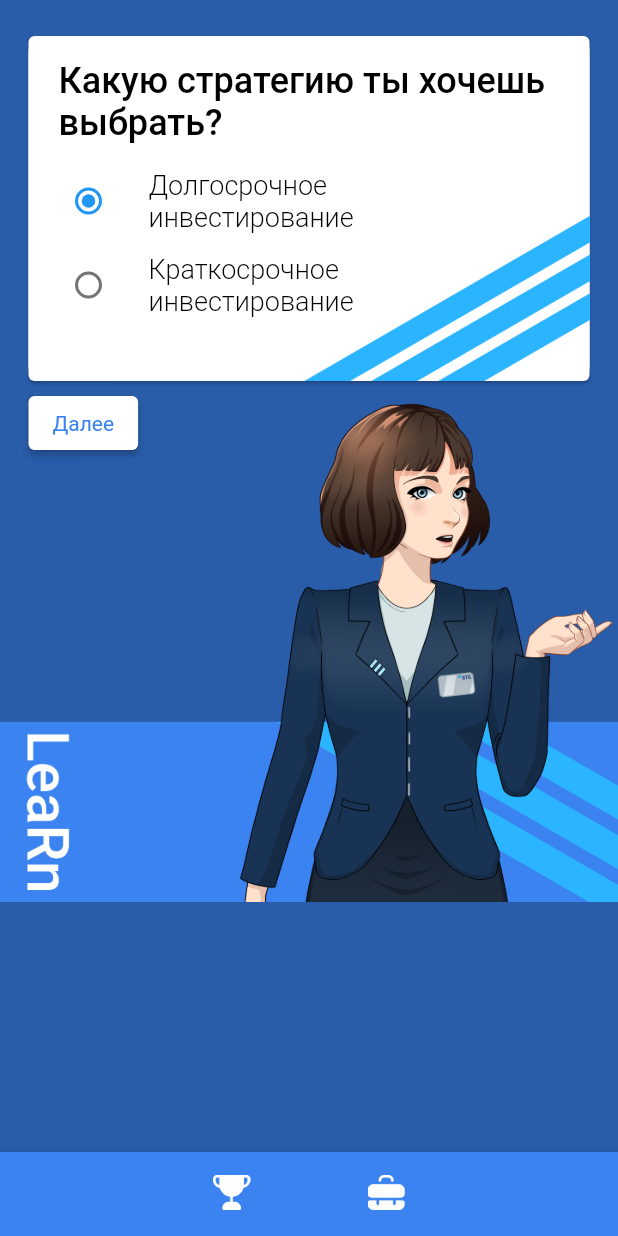
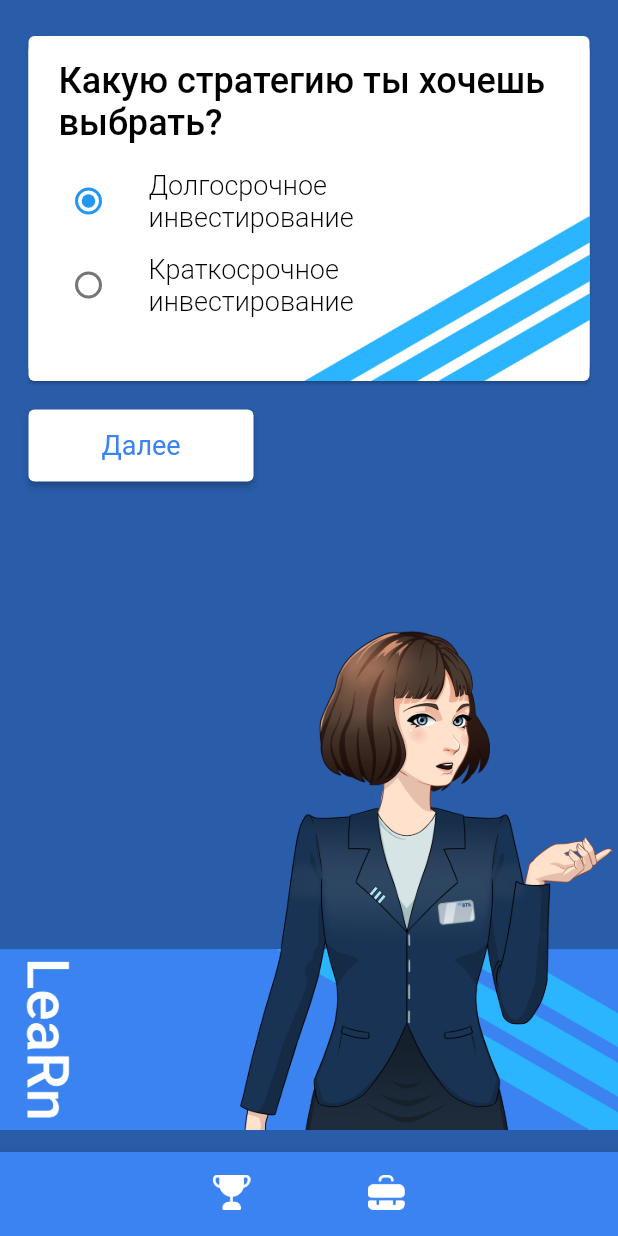
Before and after one commit to L3odr0id/vtb_hack, a Flutter app: the screen it shows after launch, on a phone screen of 412 x 824 dp. Run offline on Flutter 3.47's test engine with Material 2 defaults, Android fonts, the phone set to English and light mode, and no system bars; our stand-ins replace google_fonts; missing offline and left inert: swipeable_card_stack.

Commit message:
minor fixes

```diff
--- a/lib/presentation/pages/game/card.dart
+++ b/lib/presentation/pages/game/card.dart
@@ -21,7 +21,7 @@ class CardView extends StatelessWidget {
           ),
           child: Stack(children: [
             Container(
-                height: 300,
+                height: 260,
                 decoration: BoxDecoration(
                     borderRadius: BorderRadius.only(
                         topLeft: imgRadius, topRight: imgRadius),
@@ -68,7 +68,7 @@ class CardView extends StatelessWidget {
           ]),
         ),
         Padding(
-          padding: EdgeInsets.only(top: 290),
+          padding: EdgeInsets.only(top: 250),
           child: Container(
             width: MediaQuery.of(context).size.width,
             child: Card(
--- a/lib/presentation/pages/game/choose_strategy.dart
+++ /dev/null
@@ -1,136 +0,0 @@
-import 'package:flutter/material.dart';
-import 'package:google_fonts/google_fonts.dart';
-
-enum Strategy { longInves, shortInvest }
-
-class ChooseStrategy extends StatefulWidget {
-  const ChooseStrategy({Key? key}) : super(key: key);
-
-  @override
-  _ChooseStrategyState createState() => _ChooseStrategyState();
-}
-
-class _ChooseStrategyState extends State<ChooseStrategy> {
-  Strategy? _strategy = Strategy.longInves;
-
-  TextStyle _textStyle() {
-    return GoogleFonts.roboto(
-        textStyle: TextStyle(
-            fontWeight: FontWeight.w300, fontSize: 18, color: Colors.black));
-  }
-
-  @override
-  Widget build(BuildContext context) {
-    return Scaffold(
-      backgroundColor: Color(0xff295CA9),
-      body: SafeArea(
-        child: Column(
-          crossAxisAlignment: CrossAxisAlignment.end,
-          children: [
-            Padding(
-              padding: const EdgeInsets.fromLTRB(15, 20, 15, 0),
-              child: Card(
-                child: Container(
-                  decoration: BoxDecoration(
-                      borderRadius: BorderRadius.circular(10),
-                      color: Colors.white),
-                  height: 230,
-                  child: Stack(
-                    children: [
-                      Column(
-                        children: [
-                          Row(
-                            children: [
-                              Flexible(
-                                child: Padding(
-                                  padding:
-                                  const EdgeInsets.fromLTRB(20, 16, 20, 10),
-                                  child: Text(
-                                    "Какую стратегию ты хочешь выбрать?",
-                                    style: GoogleFonts.roboto(
-                                        textStyle: TextStyle(
-                                            fontWeight: FontWeight.w500,
-                                            fontSize: 24,
-                                            color: Colors.black)),
-                                  ),
-                                ),
-                              )
-                            ],
-                          ),
-                          ListTile(
-                            title: Text(
-                              'Долгосрочное \nинвестирование',
-                              style: GoogleFonts.roboto(textStyle: _textStyle()),
-                            ),
-                            leading: Radio<Strategy>(
-                              value: Strategy.longInves,
-                              groupValue: _strategy,
-                              onChanged: (Strategy? value) {
-                                setState(() {
-                                  _strategy = value;
-                                });
-                              },
-                            ),
-                          ),
-                          ListTile(
-                            title: Text(
-                              'Краткосрочное \nинвестирование',
-                              style: _textStyle(),
-                            ),
-                            leading: Radio<Strategy>(
-                              value: Strategy.shortInvest,
-                              groupValue: _strategy,
-                              onChanged: (Strategy? value) {
-                                setState(() {
-                                  _strategy = value;
-                                });
-                              },
-                            ),
-                          ),
-                        ],
-                      ),
-
-                      Padding(
-                        padding: const EdgeInsets.only(top: 111),
-                        child: Row(
-                          mainAxisAlignment: MainAxisAlignment.end,
-                          children: [
-                            RotatedBox(
-                              quarterTurns: 2,
-                              child: Image(image: AssetImage('assets/other/25.png'),
-                                height: 124,
-                                alignment: Alignment.topRight,),
-                            ),
-                          ],
-                        ),
-                      ),
-                    ],
-                  ),
-                ),
-              ),
-            ),
-            Stack(
-              children: [
-                Image(image: AssetImage('assets/instruments/tuan_1.png')),
-                Padding(
-                  padding: const EdgeInsets.only(left: 19),
-                  child: ElevatedButton(
-                    style: ElevatedButton.styleFrom(
-                      primary: Colors.white,
-                    ),
-                    onPressed: () {},
-                    child: Text("Далее",
-                        style: GoogleFonts.roboto(
-                          fontWeight: FontWeight.w400,
-                          color: Color(0xff3A83F1),
-                        )),
-                  ),
-                )
-              ],
-            ),
-          ],
-        ),
-      ),
-    );
-  }
-}
--- a/lib/presentation/pages/game/game_page.dart
+++ b/lib/presentation/pages/game/game_page.dart
@@ -1,11 +1,8 @@
 import 'package:flutter/material.dart';
 import 'package:google_fonts/google_fonts.dart';
-import 'package:percent_indicator/circular_percent_indicator.dart';
 import 'package:swipeable_card_stack/swipe_controller.dart';
 import 'package:swipeable_card_stack/swipeable_card_stack.dart';
-import 'package:vtb_game_win/common/constants.dart';
 import 'package:vtb_game_win/common/debug.dart';
-import 'package:vtb_game_win/domain/entities/event.dart';
 import 'package:vtb_game_win/domain/entities/game_state.dart';
 import 'package:vtb_game_win/presentation/pages/game/card.dart';
 
@@ -162,62 +159,6 @@ class _GamePageState extends State<GamePage> {
     ]);
   }
 
-  // Widget _text() {
-  //   return Padding(
-  //     padding: const EdgeInsets.all(15.0),
-  //     child: Card(
-  //       child: Container(
-  //         height: 246,
-  //         decoration: BoxDecoration(
-  //             borderRadius: BorderRadius.circular(10),
-  //             color: Color(0xff3A83F1)),
-  //         child: Column(children: [
-  //           Padding(
-  //             padding: const EdgeInsets.fromLTRB(0, 12, 0, 5),
-  //             child: Row(
-  //               mainAxisAlignment: MainAxisAlignment.center,
-  //               children: [
-  //                 Text(
-  //                   "Последние новости",
-  //                   style: GoogleFonts.roboto(
-  //                       textStyle: TextStyle(
-  //                           color: Colors.white,
-  //                           fontWeight: FontWeight.w500,
-  //                           fontSize: 24)),
-  //                 ),
-  //               ],
-  //             ),
-  //           ),
-  //           Expanded(
-  //             child: SingleChildScrollView(
-  //               scrollDirection: Axis.vertical,
-  //               child: Padding(
-  //                 padding: const EdgeInsets.all(10.0),
-  //                 child: Text(
-  //                     "По словам Лизы Су, главного исполнительного директора AMD, "
-  //                     "в этом году появится 20 новых заводов по производству микросхем "
-  //                     "и еще столько же в следующем году. Так же она напомнила, "
-  //                     "что компания ожидает закрытия сделки по покупке разработчика "
-  //                     "интегральных микросхем Xilinx к концу этого года. Тем не менее,"
-  //                     " Су всячески уклонялась от ответа на вопрос о том, не угрожает ли"
-  //                     " AMD переход некоторых компаний, производящих электронику, "
-  //                     "на микросхемы собственной разработки. Стоимость акций AMD "
-  //                     "снижаются в ходе предварительных торгов на бирже Nasdaq во вторник.",
-  //                     textAlign: TextAlign.left,
-  //                     style: GoogleFonts.roboto(
-  //                         textStyle: TextStyle(
-  //                             color: Colors.white,
-  //                             fontWeight: FontWeight.w300,
-  //                             fontSize: 14))),
-  //               ),
-  //             ),
-  //           )
-  //         ]),
-  //       ),
-  //     ),
-  //   );
-  // }
-
   Widget _cards() {
     return SwipeableCardsSection(
       cardController: _cardController,
@@ -247,8 +188,4 @@ class _GamePageState extends State<GamePage> {
       enableSwipeDown: true,
     );
   }
-
-  Widget _stats() {
-    return Container();
-  }
 }
--- a/lib/presentation/pages/home/home_page.dart
+++ b/lib/presentation/pages/home/home_page.dart
@@ -3,7 +3,7 @@ import 'package:flutter/rendering.dart';
 import 'package:vtb_game_win/common/constants.dart';
 import 'package:vtb_game_win/presentation/pages/about/about_page.dart';
 import 'package:vtb_game_win/presentation/pages/fame/hall_of_fame.dart';
-import 'package:vtb_game_win/presentation/pages/game/choose_strategy.dart';
+import 'package:vtb_game_win/presentation/pages/questionare/choose_strategy.dart';
 import 'package:vtb_game_win/presentation/pages/game/game_page.dart';
 
 class HomePage extends StatefulWidget {
--- /dev/null
+++ b/lib/presentation/pages/questionare/choose_strategy.dart
@@ -0,0 +1,152 @@
+import 'package:flutter/material.dart';
+import 'package:google_fonts/google_fonts.dart';
+
+enum Strategy { longInves, shortInvest }
+
+class ChooseStrategy extends StatefulWidget {
+  const ChooseStrategy({Key? key}) : super(key: key);
+
+  @override
+  _ChooseStrategyState createState() => _ChooseStrategyState();
+}
+
+class _ChooseStrategyState extends State<ChooseStrategy> {
+  Strategy? _strategy = Strategy.longInves;
+
+  TextStyle _textStyle() {
+    return GoogleFonts.roboto(
+        textStyle: TextStyle(
+            fontWeight: FontWeight.w300, fontSize: 18, color: Colors.black));
+  }
+
+  @override
+  Widget build(BuildContext context) {
+    return Scaffold(
+      backgroundColor: Color(0xff295CA9),
+      body: SafeArea(
+        child: Stack(children: [
+          Column(
+            // mainAxisSize: MainAxisSize.max,
+            crossAxisAlignment: CrossAxisAlignment.end,
+            children: [
+              Padding(
+                padding: const EdgeInsets.fromLTRB(15, 20, 15, 0),
+                child: Card(
+                  child: Container(
+                    decoration: BoxDecoration(
+                        borderRadius: BorderRadius.circular(10),
+                        color: Colors.white),
+                    height: 230,
+                    child: Stack(
+                      children: [
+                        Column(
+                          children: [
+                            Row(
+                              children: [
+                                Flexible(
+                                  child: Padding(
+                                    padding: const EdgeInsets.fromLTRB(
+                                        20, 16, 20, 10),
+                                    child: Text(
+                                      "Какую стратегию ты хочешь выбрать?",
+                                      style: GoogleFonts.roboto(
+                                          textStyle: TextStyle(
+                                              fontWeight: FontWeight.w500,
+                                              fontSize: 24,
+                                              color: Colors.black)),
+                                    ),
+                                  ),
+                                )
+                              ],
+                            ),
+                            ListTile(
+                              title: Text(
+                                'Долгосрочное \nинвестирование',
+                                style:
+                                    GoogleFonts.roboto(textStyle: _textStyle()),
+                              ),
+                              leading: Radio<Strategy>(
+                                value: Strategy.longInves,
+                                groupValue: _strategy,
+                                onChanged: (Strategy? value) {
+                                  setState(() {
+                                    _strategy = value;
+                                  });
+                                },
+                              ),
+                            ),
+                            ListTile(
+                              title: Text(
+                                'Краткосрочное \nинвестирование',
+                                style: _textStyle(),
+                              ),
+                              leading: Radio<Strategy>(
+                                value: Strategy.shortInvest,
+                                groupValue: _strategy,
+                                onChanged: (Strategy? value) {
+                                  setState(() {
+                                    _strategy = value;
+                                  });
+                                },
+                              ),
+                            ),
+                          ],
+                        ),
+                        Padding(
+                          padding: const EdgeInsets.only(top: 111),
+                          child: Row(
+                            mainAxisAlignment: MainAxisAlignment.end,
+                            children: [
+                              RotatedBox(
+                                quarterTurns: 2,
+                                child: Image(
+                                  image: AssetImage('assets/other/25.png'),
+                                  height: 124,
+                                  alignment: Alignment.topRight,
+                                ),
+                              ),
+                            ],
+                          ),
+                        ),
+                      ],
+                    ),
+                  ),
+                ),
+              ),
+              Row(
+                mainAxisAlignment: MainAxisAlignment.start,
+                children: [
+                  Padding(
+                    padding: const EdgeInsets.only(left: 19, top: 15),
+                    child: ElevatedButton(
+                      style: ElevatedButton.styleFrom(
+                        minimumSize: Size(150, 48),
+                        primary: Colors.white,
+                      ),
+                      onPressed: () {},
+                      child: Text(
+                        "Далее",
+                        style: GoogleFonts.roboto(
+                          fontWeight: FontWeight.w400,
+                          fontSize: 18,
+                          color: Color(0xff3A83F1),
+                        ),
+                      ),
+                    ),
+                  ),
+                ],
+              ),
+            ],
+          ),
+          Align(
+            alignment: Alignment.bottomCenter,
+            child: Padding(
+              child: Image(image: AssetImage('assets/instruments/tuan_1.png')),
+              padding: EdgeInsets.only(bottom: 15),
+            ),
+          )
+        ]),
+      ),
+    );
+  }
+}
--- a/pubspec.yaml
+++ b/pubspec.yaml
@@ -26,10 +26,12 @@ dependencies:
 
   # https://pub.dev/packages/swipeable_card_stack
   swipeable_card_stack: ^0.0.4
-  # https://pub.dev/packages/percent_indicator
-  percent_indicator: ^3.4.0
+  # # https://pub.dev/packages/percent_indicator
+  # percent_indicator: ^3.4.0
   # https://pub.dev/packages/google_fonts
   google_fonts: ^2.1.0
+  # https://pub.dev/packages/shared_preferences
+  shared_preferences: ^2.0.8
 
 
   # The following adds the Cupertino Icons font to your application.
```
